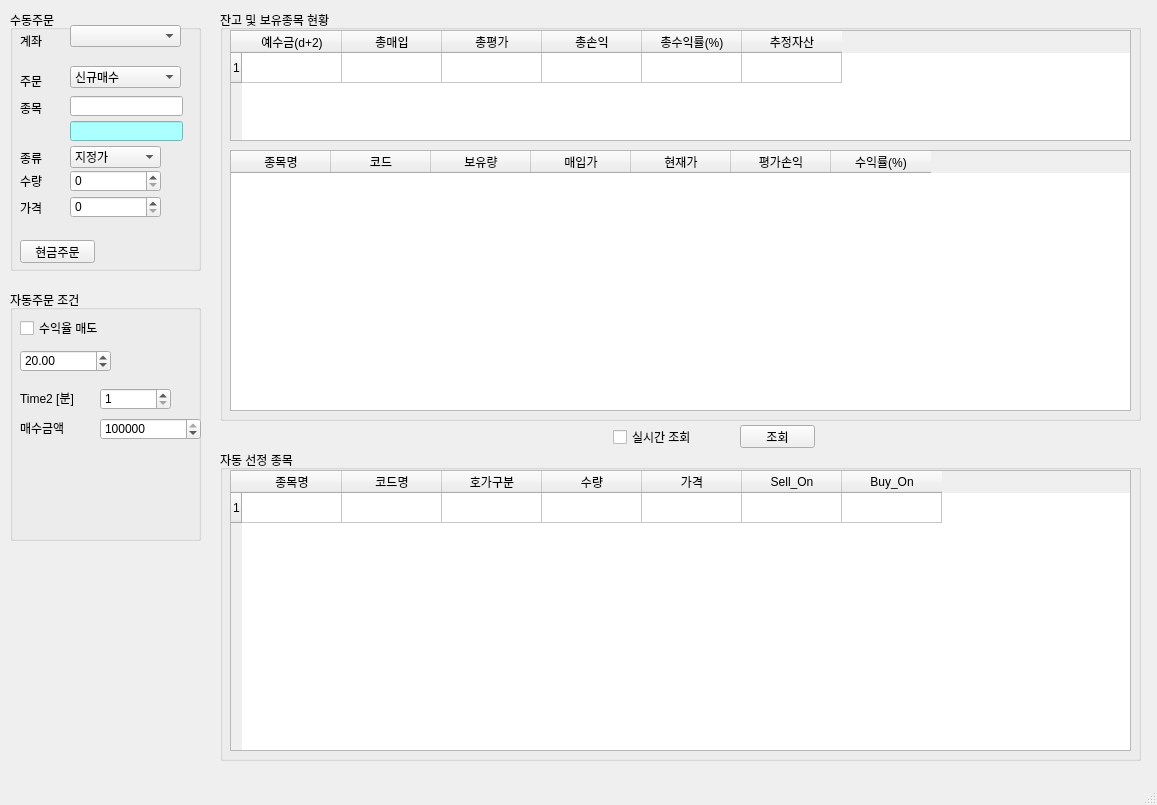
The window that algorithm_trading_book/Low_PER_strategy/pytrader.ui (gigoc1/python_tutor) describes before a commit, drawn with Qt 5.
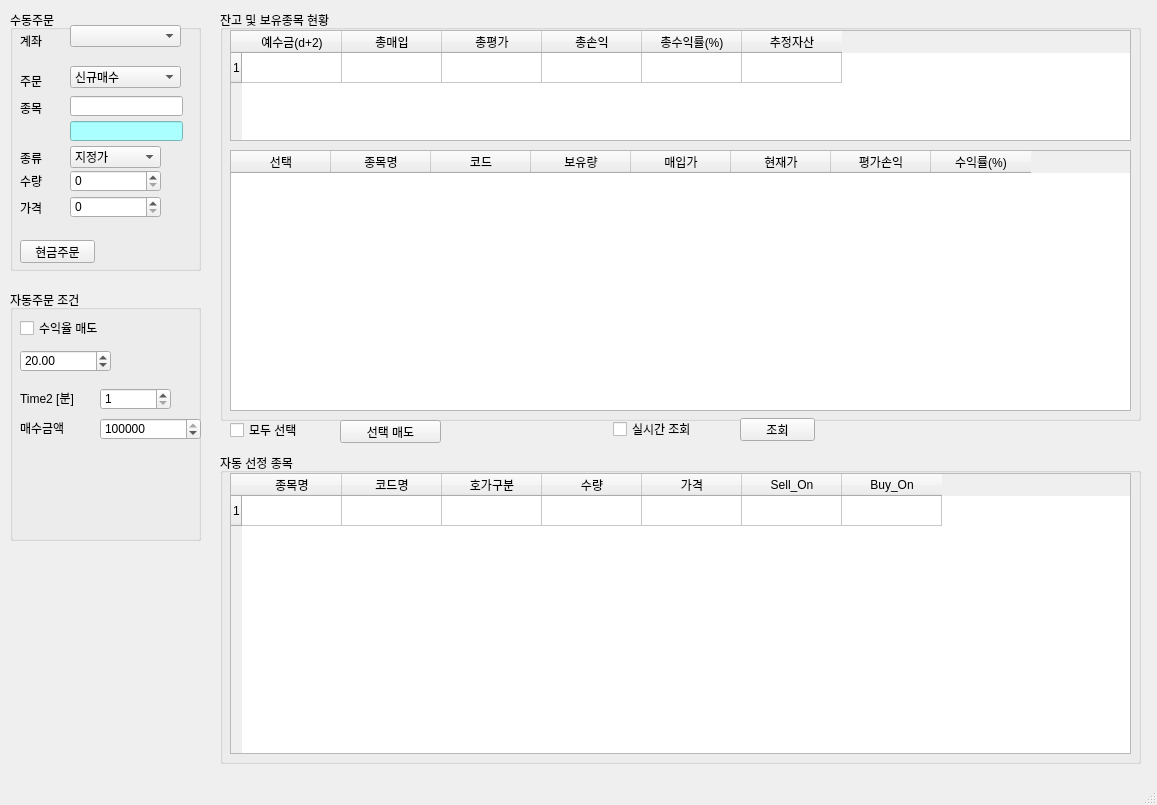
The same window after the commit.

Diff of the .ui file:
```diff
--- a/algorithm_trading_book/Low_PER_strategy/pytrader.ui
+++ b/algorithm_trading_book/Low_PER_strategy/pytrader.ui
@@ -302,8 +302,13 @@
       <number>0</number>
      </property>
      <property name="columnCount">
-      <number>7</number>
+      <number>8</number>
      </property>
+     <column>
+      <property name="text">
+       <string>선택</string>
+      </property>
+     </column>
      <column>
       <property name="text">
        <string>종목명</string>
@@ -345,7 +350,7 @@
     <property name="geometry">
      <rect>
       <x>613</x>
-      <y>429</y>
+      <y>421</y>
       <width>111</width>
       <height>16</height>
      </rect>
@@ -358,7 +363,7 @@
     <property name="geometry">
      <rect>
       <x>740</x>
-      <y>425</y>
+      <y>418</y>
       <width>75</width>
       <height>23</height>
      </rect>
@@ -371,7 +376,7 @@
     <property name="geometry">
      <rect>
       <x>220</x>
-      <y>450</y>
+      <y>453</y>
       <width>921</width>
       <height>311</height>
      </rect>
@@ -538,6 +543,32 @@
      </property>
     </widget>
    </widget>
+   <widget class="QCheckBox" name="checkBox_3">
+    <property name="geometry">
+     <rect>
+      <x>230</x>
+      <y>422</y>
+      <width>111</width>
+      <height>16</height>
+     </rect>
+    </property>
+    <property name="text">
+     <string>모두 선택</string>
+    </property>
+   </widget>
+   <widget class="QPushButton" name="pushButton_3">
+    <property name="geometry">
+     <rect>
+      <x>340</x>
+      <y>420</y>
+      <width>101</width>
+      <height>23</height>
+     </rect>
+    </property>
+    <property name="text">
+     <string>선택 매도</string>
+    </property>
+   </widget>
   </widget>
   <widget class="QMenuBar" name="menubar">
    <property name="geometry">
```
Left out of the diff: 2 changed lines with no effect on the pictures.
